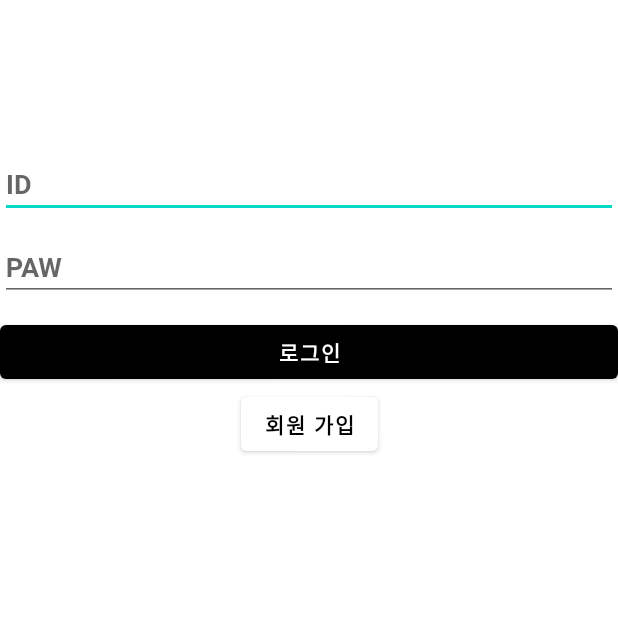
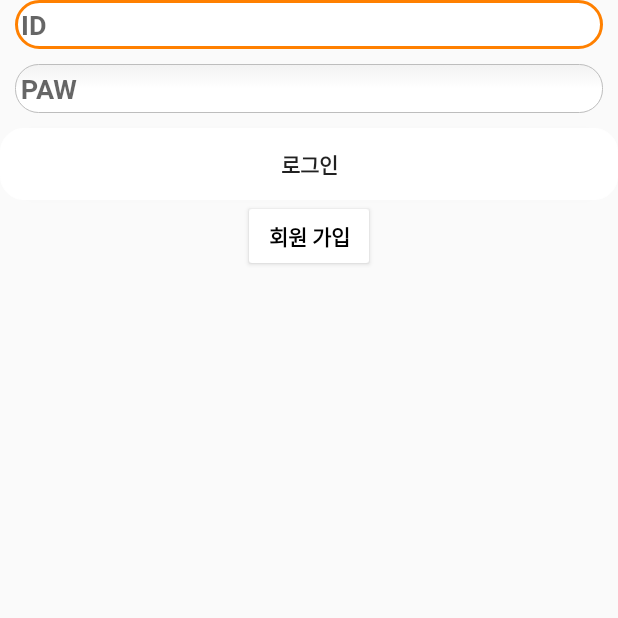
Before and after one commit to polaris428/2021mobilecontent, an Android app: the screen it shows after launch (LoginActivity), on a phone screen of 412 x 824 dp, the top half of it. Run offline under Robolectric (Android 15) with nearby library versions, the phone set to English and light mode, and no system bars; our stand-ins replace Firebase (no records; nobody signed in at launch, a user with empty details on screens opened directly); libraries missing offline, so code that uses them is left out: com.github.mikephil.charting.

Commit message:
버그 수정
버그 수정

```diff
--- a/app/src/main/java/com/example/a2021mobilecontent/activity/Caffeine_Popup.java
+++ b/app/src/main/java/com/example/a2021mobilecontent/activity/Caffeine_Popup.java
@@ -120,7 +120,7 @@ public class Caffeine_Popup extends AppCompatActivity {
     }
     @Override
     public void onBackPressed() {
-        super.onBackPressed();
+
         Intent intent = new Intent(Caffeine_Popup.this, MainActivity.class);
 
         intent.setFlags(Intent.FLAG_ACTIVITY_NEW_TASK | Intent.FLAG_ACTIVITY_CLEAR_TASK | Intent.FLAG_ACTIVITY_CLEAR_TOP|Intent.FLAG_ACTIVITY_NO_ANIMATION);
@@ -128,7 +128,7 @@ public class Caffeine_Popup extends AppCompatActivity {
         startActivity(intent);
         overridePendingTransition(0, 0);
 
-
+        super.onBackPressed();
     }
 
 
--- a/app/src/main/java/com/example/a2021mobilecontent/activity/LoginActivity.java
+++ b/app/src/main/java/com/example/a2021mobilecontent/activity/LoginActivity.java
@@ -36,9 +36,6 @@ public class LoginActivity extends AppCompatActivity {
         String pwe = sf.getString("pwe","");
         binding.idinput.setText(id);
         binding.pweinput.setText(pwe);
-        String email = binding.idinput.getText().toString().trim();
-
-
 
 
 
@@ -46,8 +43,8 @@ public class LoginActivity extends AppCompatActivity {
         binding.loginbtn.setOnClickListener(new View.OnClickListener() {
             @Override
             public void onClick(View v) {
+                String email = binding.idinput.getText().toString().trim();
                 if(email.contains("@")==true){
-                    String email = binding.idinput.getText().toString().trim();
                     int idx = email.indexOf("@");
                     String mail1 = email.substring(0, idx);
                     String pwd = binding.pweinput.getText().toString().trim();
--- /dev/null
+++ b/app/src/main/res/drawable/rounded_edittext.xml
@@ -0,0 +1,64 @@
+<?xml version="1.0" encoding="utf-8"?>
+<selector xmlns:android="http://schemas.android.com/apk/res/android">
+
+    <item android:state_pressed="true" android:state_focused="true">
+        <shape>
+            <solid android:color="#FF8000"/>
+            <stroke
+                android:width="2.3dp"
+                android:color="#FF8000" />
+            <corners
+                android:radius="15dp" />
+        </shape>
+    </item>
+
+    <item android:state_pressed="true" android:state_focused="false">
+        <shape>
+            <solid android:color="#FF8000"/>
+            <stroke
+                android:width="2.3dp"
+                android:color="#FF8000" />
+            <corners
+                android:radius="15dp" />
+        </shape>
+    </item>
+
+    <item android:state_pressed="false" android:state_focused="true">
+        <shape>
+            <solid android:color="#FFFFFF"/>
+            <stroke
+                android:width="2.3dp"
+                android:color="#FF8000" />
+            <corners
+                android:radius="15dp" />
+        </shape>
+    </item>
+
+    <item android:state_pressed="false" android:state_focused="false">
+        <shape>
+            <gradient
+                android:startColor="#F2F2F2"
+                android:centerColor="#FFFFFF"
+                android:endColor="#FFFFFF"
+                android:angle="270"
+                />
+            <stroke
+                android:width="0.7dp"
+                android:color="#BDBDBD" />
+            <corners
+                android:radius="15dp" />
+        </shape>
+    </item>
+
+    <item android:state_enabled="true">
+        <shape>
+            <padding
+                android:left="4dp"
+                android:top="4dp"
+                android:right="4dp"
+                android:bottom="4dp"
+                />
+        </shape>
+    </item>
+
+</selector>
--- a/app/src/main/res/layout/activity_login.xml
+++ b/app/src/main/res/layout/activity_login.xml
@@ -12,8 +12,10 @@
         android:id="@+id/idinput"
         android:layout_width="match_parent"
         android:layout_height="wrap_content"
-        android:layout_marginTop="100dp"
+        android:layout_marginHorizontal="10dp"
         android:hint="ID"
+
+        android:background="@drawable/rounded_edittext"
         app:layout_constraintLeft_toLeftOf="parent"
         app:layout_constraintRight_toRightOf="parent"
         app:layout_constraintTop_toTopOf="parent">
@@ -26,6 +28,8 @@
         android:layout_height="wrap_content"
         android:layout_marginTop="10dp"
         android:hint="PAW"
+        android:layout_marginHorizontal="10dp"
+        android:background="@drawable/rounded_edittext"
         app:layout_constraintLeft_toLeftOf="parent"
         app:layout_constraintRight_toRightOf="parent"
         app:layout_constraintTop_toBottomOf="@+id/idinput"
@@ -38,6 +42,8 @@
         android:layout_width="match_parent"
         android:layout_height="wrap_content"
         android:text="로그인"
+        android:backgroundTint="#ffffff"
+        android:background="@drawable/rounded_edittext"
         android:layout_marginTop="10dp"
         app:layout_constraintTop_toBottomOf="@+id/pweinput">
 
--- a/app/src/main/res/values/themes.xml
+++ b/app/src/main/res/values/themes.xml
@@ -1,6 +1,6 @@
 <resources xmlns:tools="http://schemas.android.com/tools">
     <!-- Base application theme. -->
-    <style name="Theme.2021MobileContent" parent="Theme.MaterialComponents.DayNight.DarkActionBar">
+    <style name="Theme.2021MobileContent" parent="Theme.AppCompat.Light">
         <!-- Primary brand color. -->
         <item name="colorPrimary">@color/black</item>
         <item name="colorPrimaryVariant">@color/purple_700</item>
```
